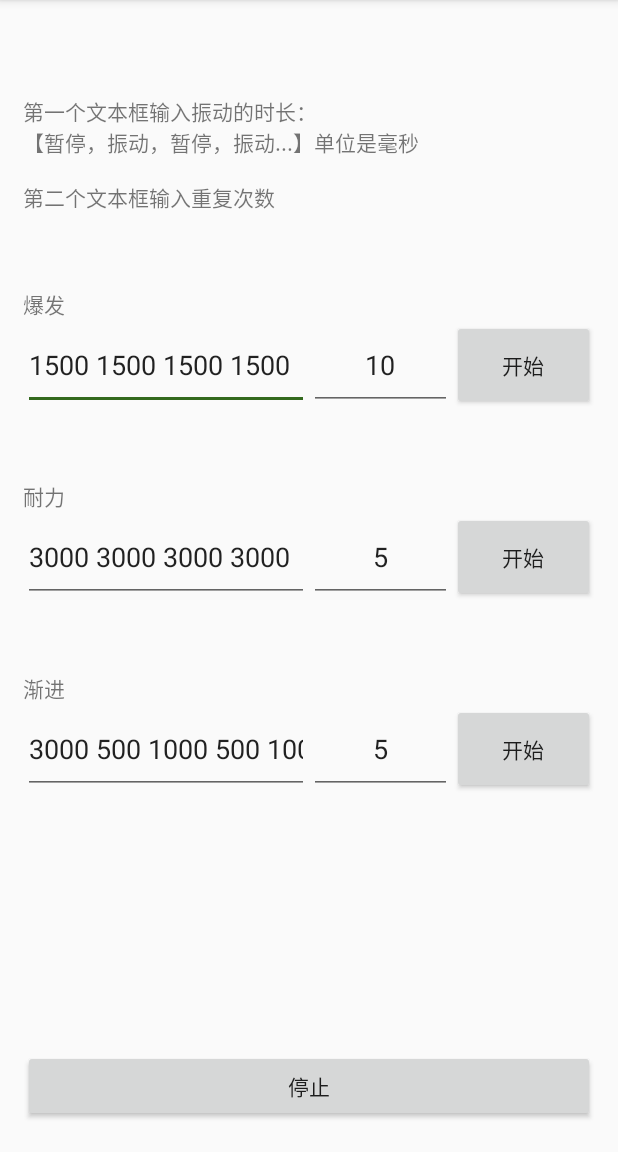
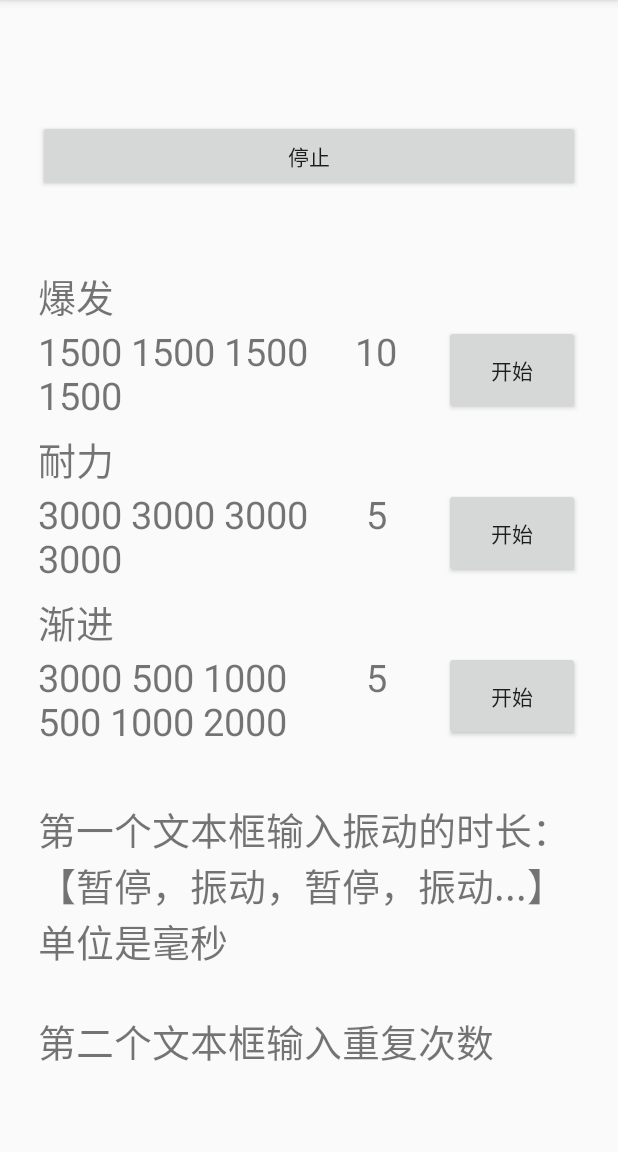
Before and after one commit to Puffer987/PCMaster, an Android app: the TrainingActivity screen opened directly, with no data from a screen before it, on a phone screen of 412 x 824 dp, the part 84-1236 px from its top. Run offline under Robolectric (Android 15) with nearby library versions, the phone set to English and light mode, and no system bars; our stand-ins replace ButterKnife.

Commit message:
[fix] fragment

```diff
--- a/app/src/main/AndroidManifest.xml
+++ b/app/src/main/AndroidManifest.xml
@@ -16,7 +16,7 @@
             android:enabled="true"
             android:exported="true"></service>
 
-        <activity android:name=".TrainingActivity" />
+        <activity android:name=".ui.TrainingActivity" />
         <activity android:name=".MainActivity">
             <intent-filter>
                 <action android:name="android.intent.action.MAIN" />
--- a/app/src/main/java/com/adolf/pcmaster/TrainingActivity.java
+++ b/app/src/main/java/com/adolf/pcmaster/ui/TrainingActivity.java
@@ -1,17 +1,21 @@
-package com.adolf.pcmaster;
+package com.adolf.pcmaster.ui;
 
 import android.app.Service;
 import android.content.Intent;
 import android.os.Bundle;
 import android.os.Vibrator;
 import android.view.View;
-import android.view.Window;
 import android.view.WindowManager;
-import android.widget.EditText;
+import android.widget.LinearLayout;
+import android.widget.TextView;
+import android.widget.RelativeLayout;
 
 import androidx.appcompat.app.AppCompatActivity;
 import androidx.fragment.app.FragmentManager;
 import androidx.fragment.app.FragmentTransaction;
+
+import com.adolf.pcmaster.R;
+import com.adolf.pcmaster.VibrateService;
 
 import java.util.regex.Pattern;
 
@@ -22,17 +26,19 @@ import butterknife.OnClick;
 public class TrainingActivity extends AppCompatActivity {
 
     @BindView(R.id.bModel)
-    EditText mBModel;
+    TextView mBModel;
     @BindView(R.id.bLoop)
-    EditText mBLoop;
+    TextView mBLoop;
     @BindView(R.id.eModel)
-    EditText mEModel;
+    TextView mEModel;
     @BindView(R.id.eLoop)
-    EditText mELoop;
+    TextView mELoop;
     @BindView(R.id.gModel)
-    EditText mGModel;
+    TextView mGModel;
     @BindView(R.id.gLoop)
-    EditText mGLoop;
+    TextView mGLoop;
+    @BindView(R.id.group_main)
+    LinearLayout mGroupMain;
 
     private String model = "";
     private String loop = "0";
@@ -51,13 +57,12 @@ public class TrainingActivity extends AppCompatActivity {
         setContentView(R.layout.activity_training);
         ButterKnife.bind(this);
 
-        mVib = (Vibrator) getSystemService(Service.VIBRATOR_SERVICE);
-
-
         init();
     }
 
     private void init() {
+        mVib = (Vibrator) getSystemService(Service.VIBRATOR_SERVICE);
+
         mBModel.setText("1500 1500 1500 1500");
         mBLoop.setText("10");
         mEModel.setText("3000 3000 3000 3000");
@@ -79,30 +84,37 @@ public class TrainingActivity extends AppCompatActivity {
             case R.id.bStart:
                 model = mBModel.getText().toString();
                 loop = mBLoop.getText().toString();
-                i.putExtra("model", model);
-                i.putExtra("loop", loop);
-                FragmentManager fm = getSupportFragmentManager();
-                FragmentTransaction ft = fm.beginTransaction();
-                ft.add(R.id.fragment_train_activity,new VibrateFragment().newInstance(model,loop)).commit();
+                FragmentTransaction ft = getSupportFragmentManager().beginTransaction();
+                ft.add(R.id.fragment_train_activity, new VibrateFragment().newInstance(model, loop))
+                        .addToBackStack("爆发")
+                        .commit();
 
                 break;
             case R.id.eStart:
                 model = mEModel.getText().toString();
                 loop = mELoop.getText().toString();
-                i.putExtra("model", model);
-                i.putExtra("loop", loop);
+                ft = getSupportFragmentManager().beginTransaction();
+                ft.add(R.id.fragment_train_activity, new VibrateFragment().newInstance(model, loop))
+                        .addToBackStack("耐力")
+                        .commit();
+
                 break;
             case R.id.gStart:
                 model = mGModel.getText().toString();
                 loop = mGLoop.getText().toString();
-                i.putExtra("model", model);
-                i.putExtra("loop", loop);
+                ft = getSupportFragmentManager().beginTransaction();
+                ft.add(R.id.fragment_train_activity, new VibrateFragment().newInstance(model, loop))
+                        .addToBackStack("阶梯")
+                        .commit();
+
                 break;
         }
-        // startService(i);
+        // 屏幕常亮
+        getWindow().addFlags(WindowManager.LayoutParams.FLAG_KEEP_SCREEN_ON);
+    }
 
-
-        // 屏幕常亮
+    public Vibrator getVib() {
+        return mVib;
     }
 
     private long[] str2long(String inStr, int loop) throws Exception {
--- a/app/src/main/res/layout/activity_main.xml
+++ b/app/src/main/res/layout/activity_main.xml
@@ -7,7 +7,7 @@
     android:orientation="vertical"
     tools:context=".MainActivity">
 
-    <com.adolf.pcmaster.ZoomCircleView
+    <com.adolf.pcmaster.view.ZoomCircleView
         android:id="@+id/zoom_circle"
         android:layout_width="match_parent"
         android:layout_height="300dp"
--- a/app/src/main/res/layout/activity_training.xml
+++ b/app/src/main/res/layout/activity_training.xml
@@ -1,60 +1,64 @@
 <?xml version="1.0" encoding="utf-8"?>
 <RelativeLayout xmlns:android="http://schemas.android.com/apk/res/android"
-    xmlns:app="http://schemas.android.com/apk/res-auto"
     xmlns:tools="http://schemas.android.com/tools"
     android:layout_width="match_parent"
     android:layout_height="match_parent"
     android:orientation="vertical"
-    android:paddingRight="15dp"
-    android:paddingLeft="15dp"
-    tools:context=".TrainingActivity">
+    android:paddingLeft="25dp"
+    android:paddingRight="25dp"
+    tools:context=".ui.TrainingActivity">
 
+    <LinearLayout
+        android:id="@+id/group_main"
+        android:layout_width="match_parent"
+        android:layout_height="match_parent"
+        android:orientation="vertical">
 
         <Button
             android:id="@+id/btn_stop"
             android:layout_width="match_parent"
             android:layout_height="wrap_content"
-        android:layout_alignParentBottom="true"
-        android:layout_marginBottom="20dp"
+            android:layout_marginTop="80dp"
+            android:layout_marginBottom="50dp"
             android:text="停止" />
-
 
         <LinearLayout
             android:id="@+id/group_operate"
             android:layout_width="wrap_content"
             android:layout_height="wrap_content"
-        android:layout_centerInParent="true"
             android:orientation="vertical">
 
             <TextView
                 android:id="@+id/textView"
                 android:layout_width="match_parent"
                 android:layout_height="wrap_content"
-            android:text="爆发" />
+                android:text="爆发"
+                android:textSize="25sp" />
 
             <LinearLayout
                 android:id="@+id/breakOut"
                 android:layout_width="match_parent"
                 android:layout_height="60dp"
-            android:layout_marginBottom="70px"
+                android:layout_gravity="center"
+                android:layout_marginBottom="10dp"
                 android:orientation="horizontal">
 
-            <EditText
+                <TextView
                     android:id="@+id/bModel"
                     android:layout_width="0dp"
                     android:layout_height="match_parent"
                     android:layout_weight="2"
                     android:ems="10"
-                android:inputType="text" />
+                    android:textSize="25sp" />
 
-            <EditText
+                <TextView
                     android:id="@+id/bLoop"
                     android:layout_width="0dp"
                     android:layout_height="match_parent"
                     android:layout_weight="1"
                     android:ems="10"
-                android:inputType="number"
-                android:textAlignment="center" />
+                    android:textAlignment="center"
+                    android:textSize="25sp" />
 
                 <Button
                     android:id="@+id/bStart"
@@ -68,31 +72,33 @@
                 android:id="@+id/textView2"
                 android:layout_width="match_parent"
                 android:layout_height="wrap_content"
-            android:text="耐力" />
+                android:text="耐力"
+                android:textSize="25sp" />
 
             <LinearLayout
                 android:id="@+id/endurance"
                 android:layout_width="match_parent"
                 android:layout_height="60dp"
-            android:layout_marginBottom="70px"
+                android:layout_gravity="center"
+                android:layout_marginBottom="10dp"
                 android:orientation="horizontal">
 
-            <EditText
+                <TextView
                     android:id="@+id/eModel"
                     android:layout_width="0dp"
                     android:layout_height="match_parent"
                     android:layout_weight="2"
                     android:ems="10"
-                android:inputType="text" />
+                    android:textSize="25sp" />
 
-            <EditText
+                <TextView
                     android:id="@+id/eLoop"
                     android:layout_width="0dp"
                     android:layout_height="match_parent"
                     android:layout_weight="1"
                     android:ems="10"
-                android:inputType="number"
-                android:textAlignment="center" />
+                    android:textAlignment="center"
+                    android:textSize="25sp" />
 
                 <Button
                     android:id="@+id/eStart"
@@ -106,31 +112,33 @@
                 android:id="@+id/textView3"
                 android:layout_width="match_parent"
                 android:layout_height="wrap_content"
-            android:text="渐进" />
+                android:text="渐进"
+                android:textSize="25sp" />
 
             <LinearLayout
                 android:id="@+id/gradual"
                 android:layout_width="match_parent"
                 android:layout_height="60dp"
-            android:layout_marginBottom="70px"
+                android:layout_gravity="center"
+                android:layout_marginBottom="10dp"
                 android:orientation="horizontal">
 
-            <EditText
+                <TextView
                     android:id="@+id/gModel"
                     android:layout_width="0dp"
                     android:layout_height="match_parent"
                     android:layout_weight="2"
                     android:ems="10"
-                android:inputType="text" />
+                    android:textSize="25sp" />
 
-            <EditText
+                <TextView
                     android:id="@+id/gLoop"
                     android:layout_width="0dp"
                     android:layout_height="match_parent"
                     android:layout_weight="1"
                     android:ems="10"
-                android:inputType="number"
-                android:textAlignment="center" />
+                    android:textAlignment="center"
+                    android:textSize="25sp" />
 
                 <Button
                     android:id="@+id/gStart"
@@ -145,14 +153,16 @@
             android:id="@+id/info"
             android:layout_width="match_parent"
             android:layout_height="wrap_content"
-        android:layout_above="@+id/group_operate"
+            android:layout_marginTop="30dp"
             android:layout_marginBottom="50dp"
-        android:text="@string/params_info" />
+            android:text="@string/params_info"
+            android:textSize="25sp" />
 
+    </LinearLayout>
 
     <FrameLayout
+        android:id="@+id/fragment_train_activity"
         android:layout_width="match_parent"
-        android:layout_height="match_parent"
-        android:id="@+id/fragment_train_activity"/>
+        android:layout_height="match_parent" />
 
 </RelativeLayout>
--- a/app/src/main/res/layout/fragment_vibrate.xml
+++ b/app/src/main/res/layout/fragment_vibrate.xml
@@ -4,9 +4,9 @@
     android:id="@+id/parent_frame"
     android:layout_width="match_parent"
     android:layout_height="match_parent"
-    tools:context=".VibrateFragment">
+    tools:context=".ui.VibrateFragment">
 
-    <com.adolf.pcmaster.ZoomCircleView
+    <com.adolf.pcmaster.view.ZoomCircleView
         android:id="@+id/zoom_circle"
         android:layout_width="match_parent"
         android:layout_height="match_parent" />
```
Also changed, not shown: app/src/main/java/com/adolf/pcmaster/MainActivity.java (+6 -1 lines), app/src/main/java/com/adolf/pcmaster/ui/VibrateFragment.java (renamed from app/src/main/java/com/adolf/pcmaster/VibrateFragment.java, +33 -6 lines), app/src/main/java/com/adolf/pcmaster/view/ZoomCircleView.java (renamed from app/src/main/java/com/adolf/pcmaster/ZoomCircleView.java, +15 -12 lines). Lines whose indentation alone changed are shown as unchanged.
